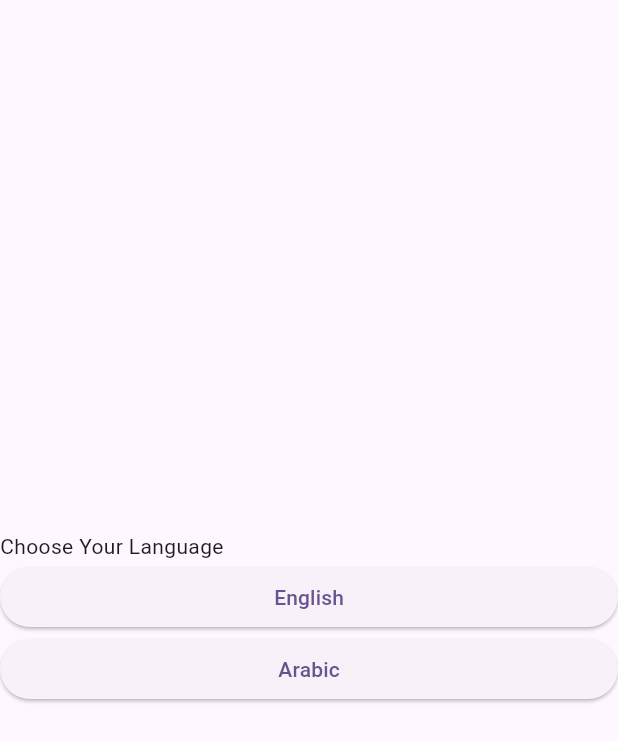
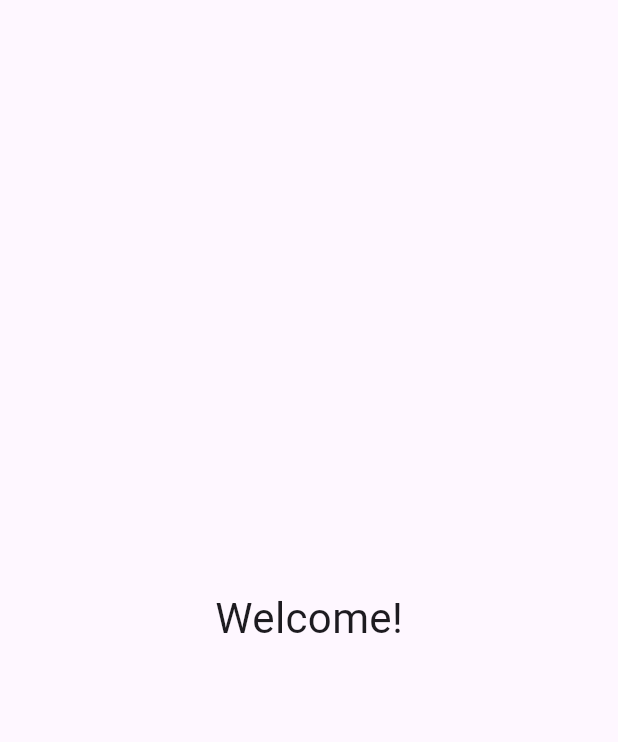
Before and after one commit to Safaa55555/up_skill, a Flutter app: the screen it shows after launch, after a tap on "English", on a phone screen of 412 x 824 dp. Shown: the top 742 px of the screen. Run offline on Flutter 3.47's test engine with Material 3 defaults, Android fonts, the phone set to English and light mode, and no system bars.

```diff
--- a/lib/language_screen.dart
+++ b/lib/language_screen.dart
@@ -1,16 +1,56 @@
 import 'package:flutter/material.dart';
+import 'welcome_screen.dart';
+import 'marhaba_screen.dart';
+
 class LanguageScreen extends StatelessWidget {
   const LanguageScreen({super.key});
 
+  void _navigateTo(BuildContext context, String languageCode) {
+    if (languageCode == 'en') {
+      Navigator.pushReplacement(
+        context,
+        MaterialPageRoute(builder: (_) => const WelcomeScreen()),
+      );
+    } else if (languageCode == 'ar') {
+      Navigator.pushReplacement(
+        context,
+        MaterialPageRoute(builder: (_) => const MarhabaScreen()),
+      );
+    }
+  }
+
   @override
   Widget build(BuildContext context) {
-    return Scaffold(body: Column(
-      mainAxisAlignment: MainAxisAlignment.center,
-      crossAxisAlignment: CrossAxisAlignment.stretch,
-      children: [
-      Text("Choose Your Language"),
-      ElevatedButton(onPressed: (){}, child: Text("English")),
-      ElevatedButton(onPressed: (){}, child: Text("Arabic"))
-    ],),);
+    return Scaffold(
+      body: Column(
+        mainAxisAlignment: MainAxisAlignment.center,
+        crossAxisAlignment: CrossAxisAlignment.stretch,
+        children: [
+          const Padding(
+            padding: EdgeInsets.symmetric(horizontal: 16.0),
+            child: Text(
+              "Choose Your Language",
+              textAlign: TextAlign.center,
+              style: TextStyle(fontSize: 24),
+            ),
+          ),
+          const SizedBox(height: 20),
+          Padding(
+            padding: const EdgeInsets.symmetric(horizontal: 40.0),
+            child: ElevatedButton(
+              onPressed: () => _navigateTo(context, 'en'),
+              child: const Text("English"),
+            ),
+          ),
+          Padding(
+            padding: const EdgeInsets.symmetric(horizontal: 40.0),
+            child: ElevatedButton(
+              onPressed: () => _navigateTo(context, 'ar'),
+              child: const Text("Arabic"),
+            ),
+          ),
+        ],
+      ),
+    );
   }
 }
--- a/lib/main.dart
+++ b/lib/main.dart
@@ -19,7 +19,7 @@ class MyApp extends StatelessWidget {
         colorScheme: ColorScheme.fromSeed(seedColor: Colors.deepPurple),
         useMaterial3: true,
       ),
-      home: const LanguageScreen( ),
+      home: const SplashScreen( ),
     );
   }
 }
--- /dev/null
+++ b/lib/marhaba_screen.dart
@@ -0,0 +1,18 @@
+import 'package:flutter/material.dart';
+
+class MarhabaScreen extends StatelessWidget {
+  const MarhabaScreen({super.key});
+
+  @override
+  Widget build(BuildContext context) {
+    return const Scaffold(
+      body: Center(
+        child: Text(
+          "مرحبا!",
+          style: TextStyle(fontSize: 28),
+          textDirection: TextDirection.rtl,
+        ),
+      ),
+    );
+  }
+}
--- a/lib/splash_screen.dart
+++ b/lib/splash_screen.dart
@@ -1,7 +1,22 @@
 import 'package:flutter/material.dart';
-class SplashScreen extends StatelessWidget {
+import 'package:up_skill/language_screen.dart';
+class SplashScreen extends StatefulWidget {
   const SplashScreen({super.key});
 
+  @override
+  State<SplashScreen> createState() => _SplashScreenState();
+}
+class _SplashScreenState extends State<SplashScreen> {
+  @override
+  void initState() {
+    super.initState();
+    Future.delayed(const Duration(seconds: 2), () {
+      Navigator.pushReplacement(
+        context,
+        MaterialPageRoute(builder: (_) => const LanguageScreen()),
+      );
+    });
+  }
   @override
   Widget build(BuildContext context) {
     return Scaffold(body: Row(
--- /dev/null
+++ b/lib/welcome_screen.dart
@@ -0,0 +1,17 @@
+import 'package:flutter/material.dart';
+
+class WelcomeScreen extends StatelessWidget {
+  const WelcomeScreen({super.key});
+
+  @override
+  Widget build(BuildContext context) {
+    return const Scaffold(
+      body: Center(
+        child: Text(
+          "Welcome!",
+          style: TextStyle(fontSize: 28),
+        ),
+      ),
+    );
+  }
+}
```
Also changed, not shown: lib/sign_in_screen.dart (added), lib/sign_up_screen.dart (added).
